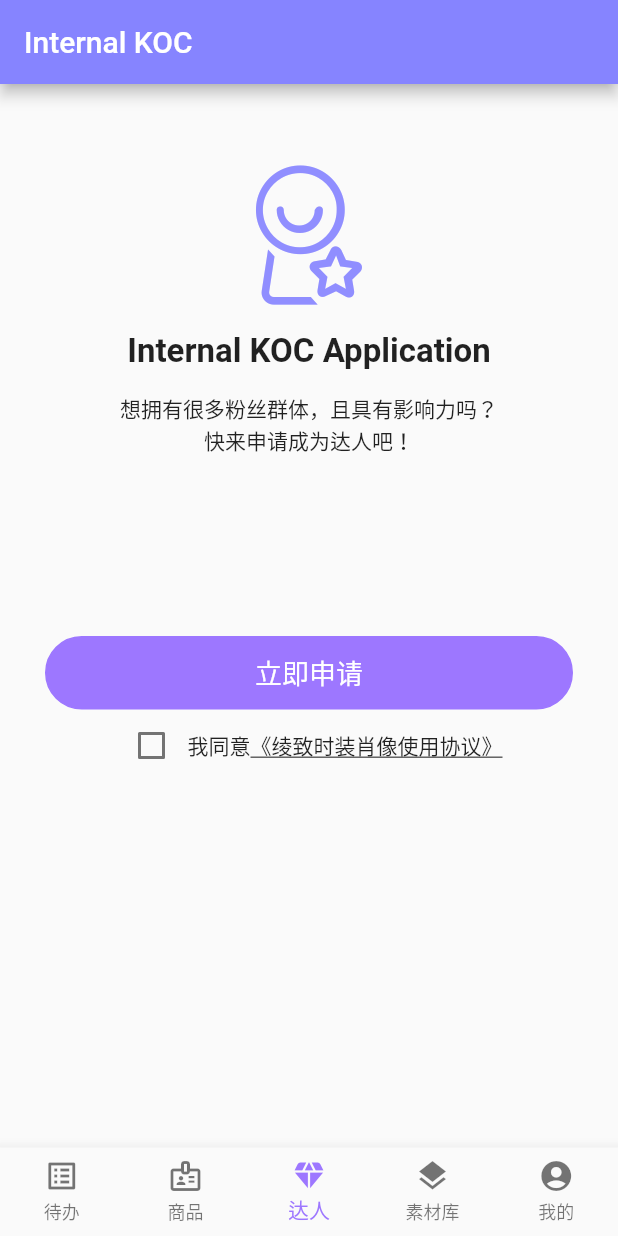
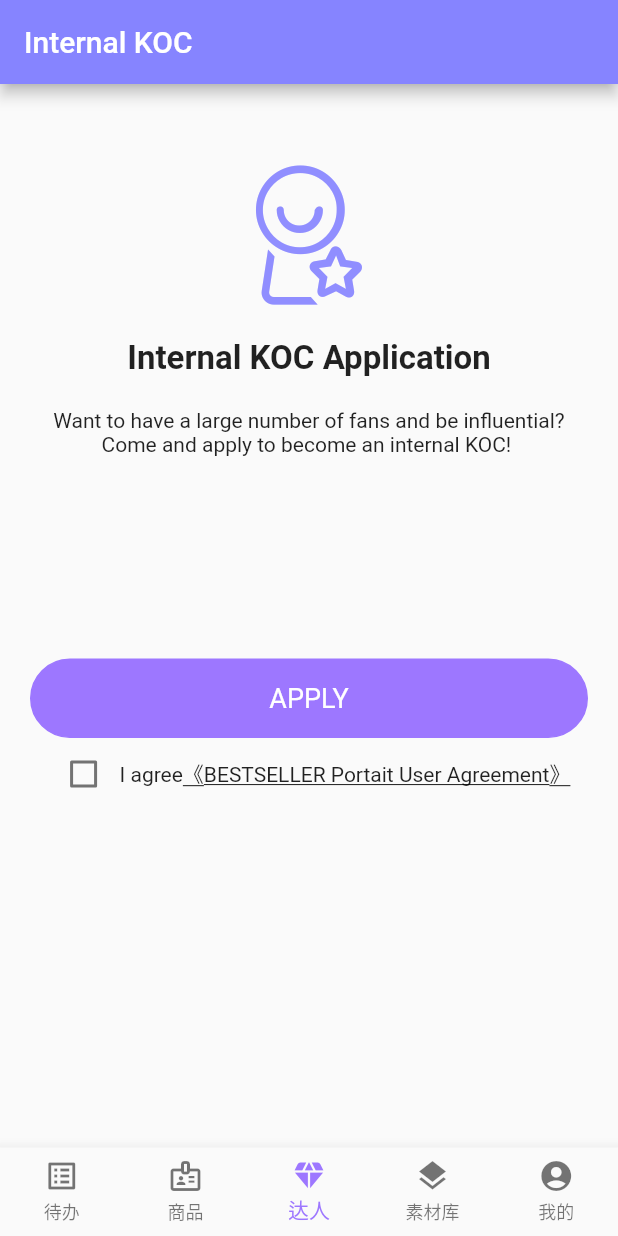
Before and after one commit to wangchenghaha/cms-client, a Flutter app: the screen it shows after launch, item 3 of the bottom bar chosen, on a phone screen of 412 x 824 dp. Run offline on Flutter 3.47's test engine with Material 2 defaults, Android fonts, the phone set to English and light mode, and no system bars; our stand-ins replace dio, fluro, fluttertoast, image_picker, shared_preferences and 3 more; missing offline and left inert: dart:ffi, image_picker_for_web, shared_preferences_web; network calls fail; Roboto replaces fonts that are missing (PingFangSC-Medium); key blocks and very long unbroken strings in the code were emptied for the run.

Commit message:
国际化

```diff
--- a/lib/l10n/intl_en.arb
+++ b/lib/l10n/intl_en.arb
@@ -1,5 +1,9 @@
 {
   "KOC": "Internal KOC",
   "KOCApplication": "Internal KOC Application",
-  "Apply": "APPLY"
+  "Apply": "APPLY",
+  "ApplyMsg1": "Want to have a large number of fans and be influential?",
+  "ApplyMsg2": "Come and apply to become an internal KOC! ",
+  "agree": "I agree",
+  "attorney": "《BESTSELLER Portait User Agreement》"
 }
--- a/lib/l10n/intl_zh.arb
+++ b/lib/l10n/intl_zh.arb
@@ -1,5 +1,9 @@
 {
   "KOC": "达人",
   "KOCApplication": "申请成为达人",
-  "Apply": "立即申请"
+  "Apply": "立即申请",
+  "ApplyMsg1": "想拥有很多粉丝群体，且具有影响力吗？",
+  "ApplyMsg2": "快来申请成为达人吧！",
+  "agree": "我同意",
+  "attorney": "《绫致时装肖像使用协议》"
 }
--- a/lib/pages/home/tab_daren/application.dart
+++ b/lib/pages/home/tab_daren/application.dart
@@ -19,7 +19,7 @@ class _ApplicationState extends State<Application> {
         title: Text(S.of(context).KOC),
       ),
       body: Container(
-        padding: const EdgeInsets.fromLTRB(30, 50, 30, 20),
+        padding: const EdgeInsets.fromLTRB(10, 50, 10, 20),
         child: Column(
           children: [
             Row(
@@ -30,7 +30,7 @@ class _ApplicationState extends State<Application> {
               ],
             ),
             Container(
-              padding: EdgeInsets.all(15),
+              padding: EdgeInsets.fromLTRB(5,20,5,5),
               child: Row(
                 mainAxisAlignment: MainAxisAlignment.center,
                 children: [
@@ -41,20 +41,25 @@ class _ApplicationState extends State<Application> {
                 ],
               ),
             ),
-            SizedBox(
+            Container(
+              padding: EdgeInsets.all(15),
+              alignment: Alignment.center,
               child: Column(
+                  crossAxisAlignment: CrossAxisAlignment.center,
                   children: [
-                  Text('想拥有很多粉丝群体，且具有影响力吗？'),
-                  Text('快来申请成为达人吧！'),
+                    Text(S.of(context).ApplyMsg1,textAlign: TextAlign.center),
+                    Text(S.of(context).ApplyMsg2),
                   ],
                 ),
             ),
             SizedBox(
               height: 120,
             ),
-            GestureDetector(
+            Container(
+              padding: EdgeInsets.fromLTRB(10,0,10,0),
+              child: GestureDetector(
                 child: Container(
-                  padding: EdgeInsets.all(10),
+                    padding: EdgeInsets.all(15),
                     decoration: BoxDecoration(
                       border: Border.all(
                           width: 1,
@@ -66,7 +71,7 @@ class _ApplicationState extends State<Application> {
                       children: [
                         Expanded(
                           child: Text(
-                          '立即申请',
+                            S.of(context).Apply,
                             textAlign: TextAlign.center,
                             style: TextStyle(
                                 color: const Color.fromRGBO(
@@ -81,12 +86,12 @@ class _ApplicationState extends State<Application> {
                   _apply();
                 },
               ),
+            ),
             Row(
               mainAxisAlignment: MainAxisAlignment.center,
               children: [
                 Checkbox(
                   checkColor: Colors.white,
-                  // fillColor: MaterialStateProperty.resolveWith(getColor),
                   value: isChecked,
                   onChanged: (bool? value) {
                     setState(() {
@@ -94,9 +99,9 @@ class _ApplicationState extends State<Application> {
                     });
                   },
                 ),
-                Text('我同意'),
+                Text(S.of(context).agree),
                 GestureDetector(
-                  child: Text('《绫致时装肖像使用协议》',style: TextStyle(
+                  child: Text(S.of(context).attorney,style: TextStyle(
                     decoration: TextDecoration.underline,
                   ),),
                   onTap: (){
--- a/lib/pages/login.dart
+++ b/lib/pages/login.dart
@@ -82,7 +82,7 @@ class _LoginPageState extends State<LoginPage> {
                   ],
                 ),
                 // Text(Translations.of(context).text('hello')),
-                const Icon(IconData(0xe707, fontFamily: 'Myfont'),
+                const Icon(IconData(0xe710, fontFamily: 'Myfont'),
                     color: Colors.white, size: 124),
                 const SizedBox(
                   height: 12,
@@ -114,7 +114,7 @@ class _LoginPageState extends State<LoginPage> {
                             Container(
                               margin: const EdgeInsets.fromLTRB(0, 5, 10, 0),
                               child: const Icon(
-                                  IconData(0xe706, fontFamily: 'Myfont'),
+                                  IconData(0xe70d, fontFamily: 'Myfont'),
                                   color: Colors.white,
                                   size: 20),
                             ),
@@ -147,7 +147,7 @@ class _LoginPageState extends State<LoginPage> {
                             Container(
                               margin: const EdgeInsets.fromLTRB(0, 5, 10, 0),
                               child: const Icon(
-                                  IconData(0xe704, fontFamily: 'Myfont'),
+                                  IconData(0xe70e, fontFamily: 'Myfont'),
                                   color: Colors.white,
                                   size: 20),
                             ),
@@ -180,7 +180,7 @@ class _LoginPageState extends State<LoginPage> {
                             Container(
                               margin: const EdgeInsets.fromLTRB(0, 5, 10, 0),
                               child: const Icon(
-                                  IconData(0xe705, fontFamily: 'Myfont'),
+                                  IconData(0xe70f, fontFamily: 'Myfont'),
                                   color: Colors.white,
                                   size: 20),
                             ),
```
Also changed, not shown: pubspec.yaml (+7 -7 lines), fonts/Corben/Corben-Bold.ttf (deleted), fonts/iconfont.ttf, fonts/iconfont2.ttf (deleted), lib/generated/intl/messages_all.dart, lib/generated/intl/messages_en.dart, lib/generated/intl/messages_zh.dart, lib/generated/l10n.dart, 1 other file. Lines whose indentation alone changed are shown as unchanged.
